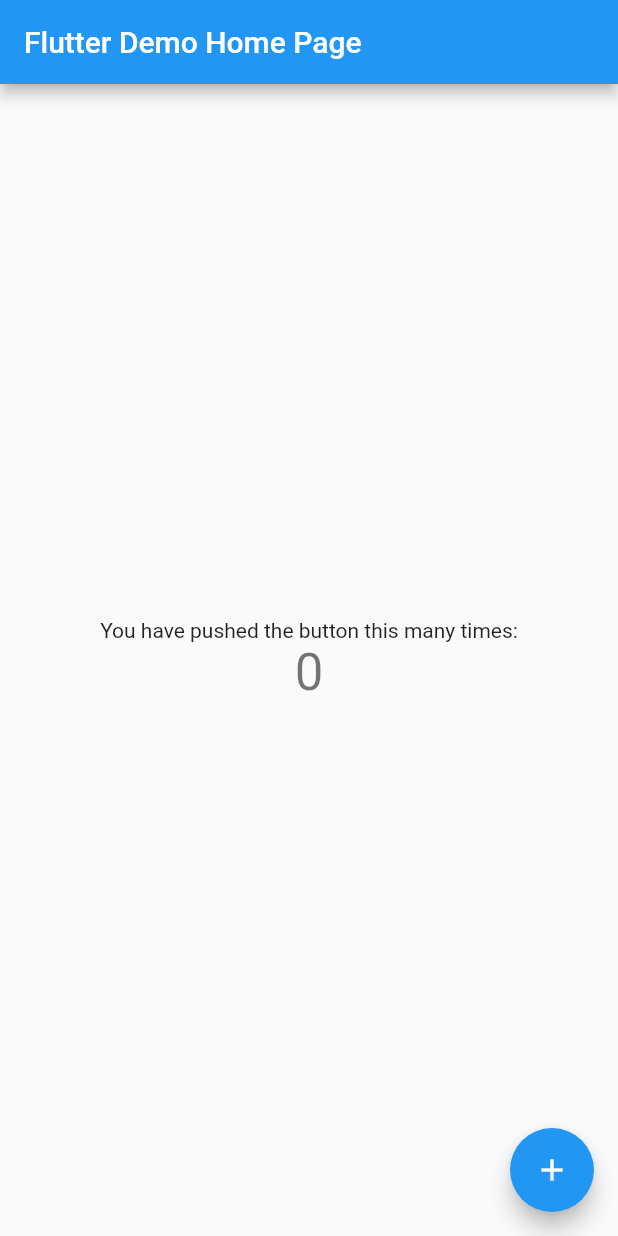
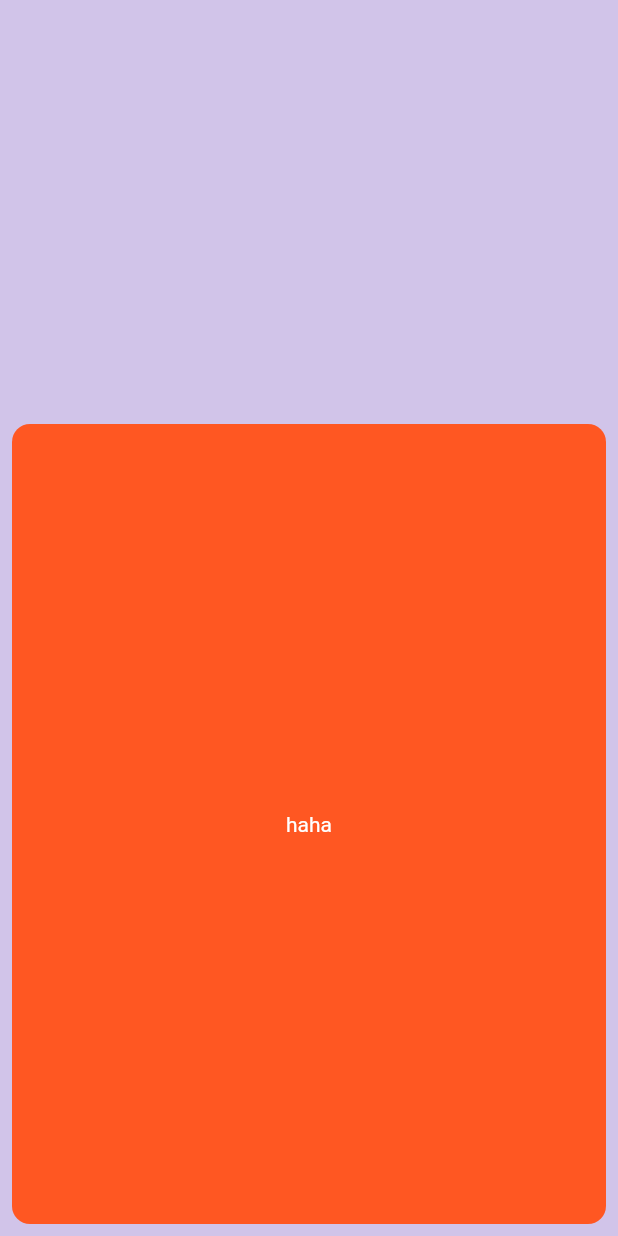
Before and after one commit to keremcanseker/calculator-flutter, a Flutter app: the screen it shows after launch, on a phone screen of 412 x 824 dp. Run offline on Flutter 3.47's test engine with Material 2 defaults, Android fonts, the phone set to English and light mode, and no system bars.

Commit message:
button file created

```diff
--- /dev/null
+++ b/calculator_/lib/buttons.dart
@@ -0,0 +1,26 @@
+import 'package:flutter/material.dart';
+
+class Button extends StatelessWidget {
+  const Button(
+      {super.key, this.color, this.textcolor, required this.buttonText});
+  final color;
+  final textcolor;
+  final String buttonText;
+
+  @override
+  Widget build(BuildContext context) {
+    return Padding(
+      padding: const EdgeInsets.all(8.0),
+      child: ClipRRect(
+          borderRadius: BorderRadius.circular(12),
+          child: Container(
+              color: color,
+              child: Center(
+                child: Text(
+                  buttonText,
+                  style: TextStyle(color: textcolor),
+                ),
+              ))),
+    );
+  }
+}
--- /dev/null
+++ b/calculator_/lib/calculator.dart
@@ -0,0 +1,36 @@
+import 'package:flutter/material.dart';
+
+import 'buttons.dart';
+
+class Calculator extends StatefulWidget {
+  const Calculator({super.key});
+
+  @override
+  State<Calculator> createState() => _CalculatorState();
+}
+
+class _CalculatorState extends State<Calculator> {
+  @override
+  Widget build(BuildContext context) {
+    return Scaffold(
+        backgroundColor: CalculatorColor.backgroundcolor,
+        body: Column(
+          children: [
+            Expanded(child: Container(), flex: 1),
+            Expanded(
+              child: Container(
+                child: Button(
+                    color: Colors.deepOrange,
+                    buttonText: "haha",
+                    textcolor: Colors.white),
+              ),
+              flex: 2,
+            ),
+          ],
+        ));
+  }
+}
+
+class CalculatorColor {
+  static final backgroundcolor = Colors.deepPurple[100];
+}
--- a/calculator_/lib/main.dart
+++ b/calculator_/lib/main.dart
@@ -1,4 +1,6 @@
 import 'package:flutter/material.dart';
+
+import 'calculator.dart';
 
 void main() {
   runApp(const MyApp());
@@ -11,105 +13,7 @@ class MyApp extends StatelessWidget {
   @override
   Widget build(BuildContext context) {
     return MaterialApp(
-      title: 'Flutter Demo',
-      theme: ThemeData(
-        // This is the theme of your application.
-        //
-        // Try running your application with "flutter run". You'll see the
-        // application has a blue toolbar. Then, without quitting the app, try
-        // changing the primarySwatch below to Colors.green and then invoke
-        // "hot reload" (press "r" in the console where you ran "flutter run",
-        // or simply save your changes to "hot reload" in a Flutter IDE).
-        // Notice that the counter didn't reset back to zero; the application
-        // is not restarted.
-        primarySwatch: Colors.blue,
-      ),
-      home: const MyHomePage(title: 'Flutter Demo Home Page'),
+      home: Calculator(),
     );
   }
 }
-
-class MyHomePage extends StatefulWidget {
-  const MyHomePage({super.key, required this.title});
-
-  // This widget is the home page of your application. It is stateful, meaning
-  // that it has a State object (defined below) that contains fields that affect
-  // how it looks.
-
-  // This class is the configuration for the state. It holds the values (in this
-  // case the title) provided by the parent (in this case the App widget) and
-  // used by the build method of the State. Fields in a Widget subclass are
-  // always marked "final".
-
-  final String title;
-
-  @override
-  State<MyHomePage> createState() => _MyHomePageState();
-}
-
-class _MyHomePageState extends State<MyHomePage> {
-  int _counter = 0;
-
-  void _incrementCounter() {
-    setState(() {
-      // This call to setState tells the Flutter framework that something has
-      // changed in this State, which causes it to rerun the build method below
-      // so that the display can reflect the updated values. If we changed
-      // _counter without calling setState(), then the build method would not be
-      // called again, and so nothing would appear to happen.
-      _counter++;
-    });
-  }
-
-  @override
-  Widget build(BuildContext context) {
-    // This method is rerun every time setState is called, for instance as done
-    // by the _incrementCounter method above.
-    //
-    // The Flutter framework has been optimized to make rerunning build methods
-    // fast, so that you can just rebuild anything that needs updating rather
-    // than having to individually change instances of widgets.
-    return Scaffold(
-      appBar: AppBar(
-        // Here we take the value from the MyHomePage object that was created by
-        // the App.build method, and use it to set our appbar title.
-        title: Text(widget.title),
-      ),
-      body: Center(
-        // Center is a layout widget. It takes a single child and positions it
-        // in the middle of the parent.
-        child: Column(
-          // Column is also a layout widget. It takes a list of children and
-          // arranges them vertically. By default, it sizes itself to fit its
-          // children horizontally, and tries to be as tall as its parent.
-          //
-          // Invoke "debug painting" (press "p" in the console, choose the
-          // "Toggle Debug Paint" action from the Flutter Inspector in Android
-          // Studio, or the "Toggle Debug Paint" command in Visual Studio Code)
-          // to see the wireframe for each widget.
-          //
-          // Column has various properties to control how it sizes itself and
-          // how it positions its children. Here we use mainAxisAlignment to
-          // center the children vertically; the main axis here is the vertical
-          // axis because Columns are vertical (the cross axis would be
-          // horizontal).
-          mainAxisAlignment: MainAxisAlignment.center,
-          children: <Widget>[
-            const Text(
-              'You have pushed the button this many times:',
-            ),
-            Text(
-              '$_counter',
-              style: Theme.of(context).textTheme.headlineMedium,
-            ),
-          ],
-        ),
-      ),
-      floatingActionButton: FloatingActionButton(
-        onPressed: _incrementCounter,
-        tooltip: 'Increment',
-        child: const Icon(Icons.add),
-      ), // This trailing comma makes auto-formatting nicer for build methods.
-    );
-  }
-}
```
